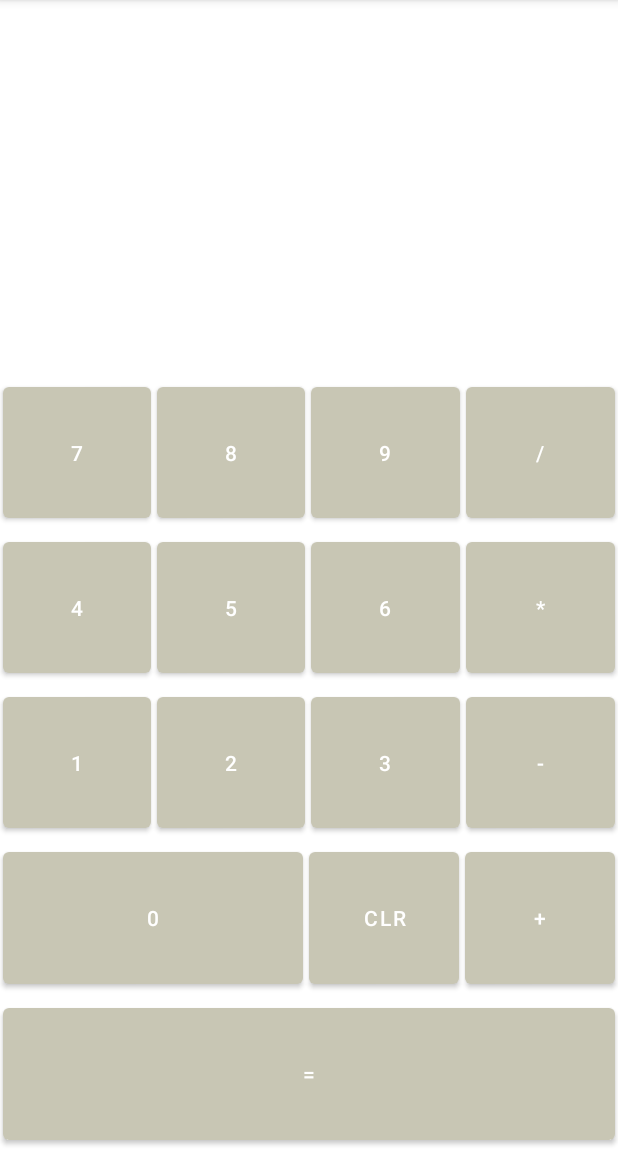
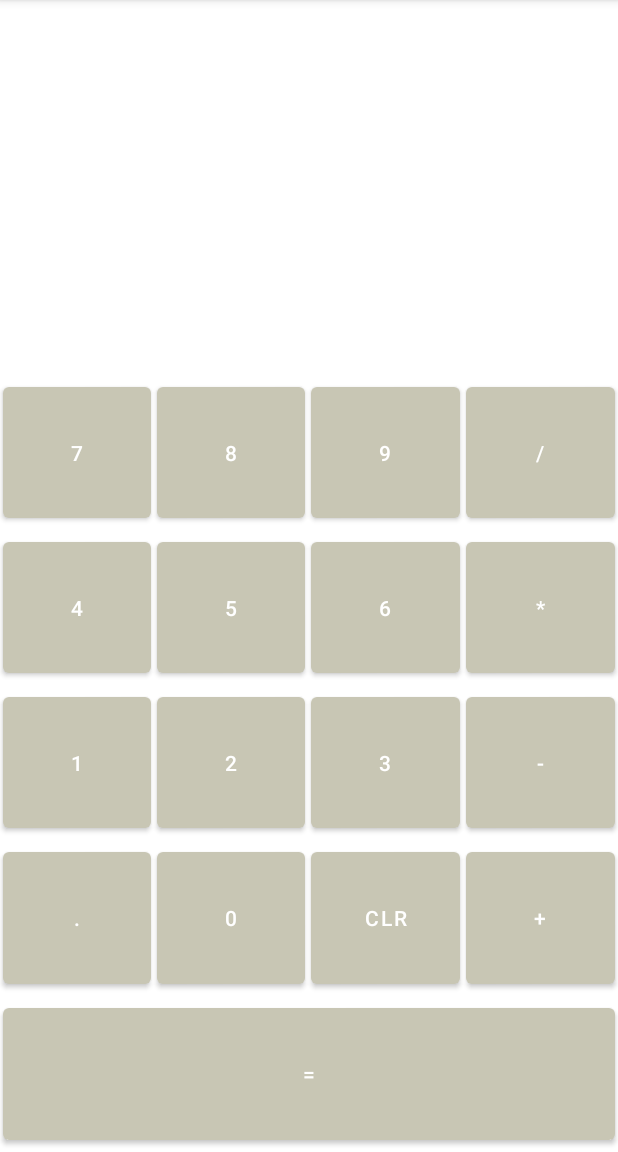
Before and after one commit to ygs3004/StudyAndroid, an Android app: the screen it shows after launch (MainActivity), on a phone screen of 412 x 824 dp, the part 84-1236 px from its top. Run offline under Robolectric (Android 15) with nearby library versions, the phone set to English and light mode, and no system bars.

Commit message:
[2023/07/22] udemy Android 12 및 Kotlin - 섹션 6: 계산기 > 96강: onDecimalPoint 소수점 기능 추가

```diff
--- a/Calculator/app/src/main/res/layout/activity_main.xml
+++ b/Calculator/app/src/main/res/layout/activity_main.xml
@@ -147,10 +147,18 @@
         >
 
         <Button
+            android:id="@+id/btnDot"
+            android:layout_width="0dp"
+            android:layout_height="match_parent"
+            android:layout_weight="1"
+            android:layout_margin="2dp"
+            android:onClick="onDecimalPoint"
+            android:text="@string/dot" />
+        <Button
             android:id="@+id/btnZero"
             android:layout_width="0dp"
             android:layout_height="match_parent"
-            android:layout_weight="2"
+            android:layout_weight="1"
             android:layout_margin="2dp"
             android:onClick="onDigit"
             android:text="@string/zero" />
--- a/Calculator/app/src/main/res/values/strings.xml
+++ b/Calculator/app/src/main/res/values/strings.xml
@@ -1,6 +1,7 @@
 <resources>
     <string name="app_name">Calculator</string>
     <string name="calc_result">0</string>
+    <string name="dot">.</string>
     <string name="zero">0</string>
     <string name="one">1</string>
     <string name="two">2</string>
```
Also changed, not shown: Calculator/app/src/main/java/com/ygs/calculator/MainActivity.kt (+14 -0 lines).
